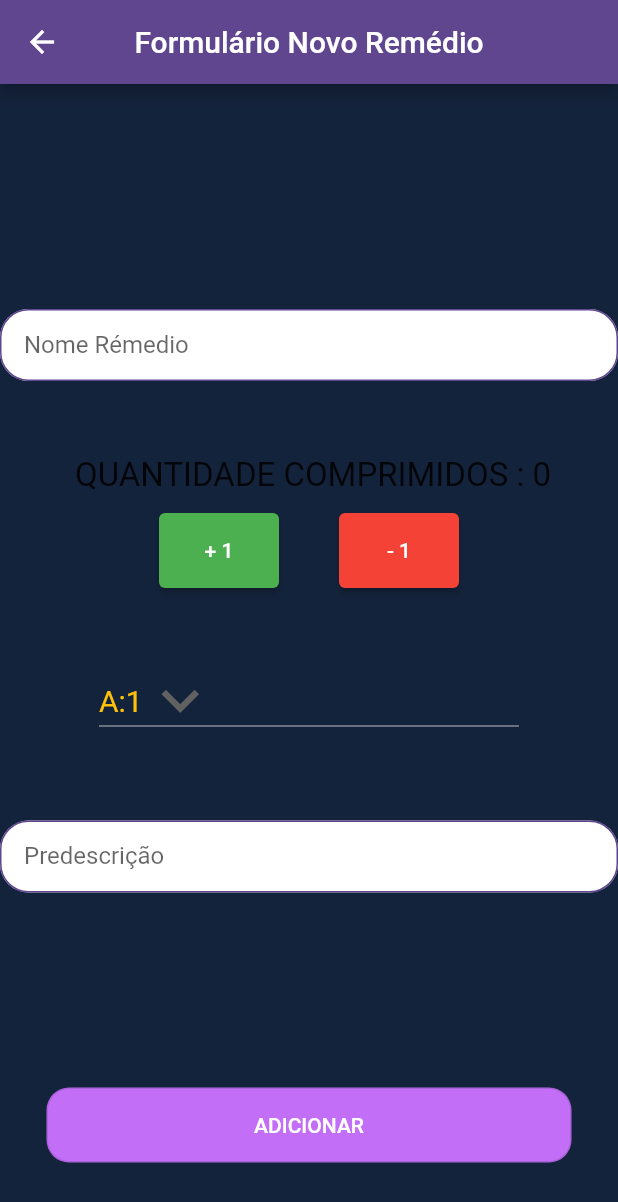
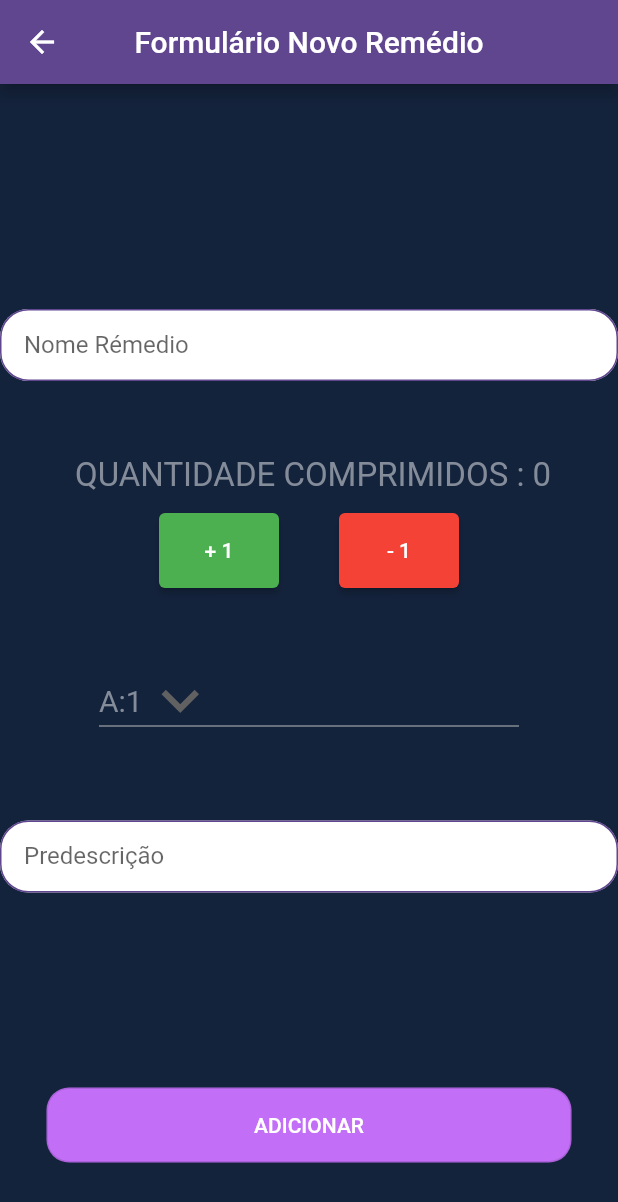
Before and after one commit to correagabriel/App_controleremedios, a Flutter app: the Formsnewpill screen opened by its route, on a phone screen of 412 x 824 dp. Shown: the top 1202 px of the screen. Run offline on Flutter 3.47's test engine with Material 2 defaults, Android fonts, the phone set to English and light mode, and no system bars; our stand-ins replace device_preview.

Commit message:
fifith commit

```diff
--- a/lib/model/medicines.dart
+++ b/lib/model/medicines.dart
@@ -10,9 +10,9 @@ class tdsRemedios {
     for (int i = 1; i <= 1; i++) {
       lista.add(
         tdsRemedios(
-          'Remédio $i',
-          'Lorem Ipsum is simply dummy text of the printing and typesetting industry. Lorem Ipsum has been the industrys standard dummy text ever since the 1500s',
-          '',
+          'Oxalato de Escitalopram',
+          'Antes de toma-lo é necessário comer algo',
+          'Quantidade = 3 ',
         ),
       );
     }
--- a/lib/view/app/index_view.dart
+++ b/lib/view/app/index_view.dart
@@ -15,6 +15,7 @@ class _IndexViewState extends State<IndexView> {
   Widget build(BuildContext context) {
     return  Scaffold(
       backgroundColor: Color(0XFF14233c),
+
       appBar: AppBar(
         title: const Text("Sobre o Aplicativo"),
         centerTitle: true,
@@ -32,6 +33,7 @@ class _IndexViewState extends State<IndexView> {
             textAlign: TextAlign.center,
             style: TextStyle(
               fontSize: 30,
+              color: Color(0XFF848c9a),
             ),
           ),
           SizedBox(
@@ -42,6 +44,7 @@ class _IndexViewState extends State<IndexView> {
             'Tema:',
             style: TextStyle(
               fontSize: 20,
+              color: Color(0XFF848c9a),
             ),
           ),
           Text(
@@ -49,6 +52,7 @@ class _IndexViewState extends State<IndexView> {
             'O aplicativo tem como principal função ajudar pessoas idosas ou até mesmo pessoas que convivem com elas, ajudando-as em seu consumo de medicamentos, possuindo ligação entre o aplicativo e porta-remédios eletrônico.',
           style: TextStyle(
               fontSize: 20,
+              color: Color(0XFF848c9a),
             ),
           ),
           SizedBox(
@@ -59,6 +63,7 @@ class _IndexViewState extends State<IndexView> {
             textAlign: TextAlign.left,
             style: TextStyle(
               fontSize: 20,
+              color: Color(0XFF848c9a),
             ),
           ),
         ],
--- a/lib/view/app/newpill_forms_view.dart
+++ b/lib/view/app/newpill_forms_view.dart
@@ -80,8 +80,10 @@ class _FormsnewpillState extends State<Formsnewpill> {
             ),
 
             Text(" QUANTIDADE COMPRIMIDOS : $_pills",
-              style: TextStyle(fontSize: 22),
-
+              style: TextStyle(
+                fontSize: 22,
+                color: Color(0XFF848c9a),
+                ),
             ),
 
             SizedBox(
@@ -145,7 +147,7 @@ class _FormsnewpillState extends State<Formsnewpill> {
                   iconSize: 50,
                   style: TextStyle(
                     fontSize: 20,
-                    color: Colors.amber
+                    color: Color(0XFF848c9a),
                   ),
                 ),
               ),
--- a/lib/view/apresentation/scren_apresentation.dart
+++ b/lib/view/apresentation/scren_apresentation.dart
@@ -28,8 +28,8 @@ class _TelaapresentacaoState extends State<Telaapresentacao> {
               Navigator.pushNamed(context, 'principal');
             },
              child: Ink.image(
-                width: 300,
-                height: 200,
+                width: 500,
+                height: 500,
                 image: AssetImage("assets/logo_app_semfundo.png"),
              ),
 
--- a/lib/view/user/login_view.dart
+++ b/lib/view/user/login_view.dart
@@ -23,7 +23,7 @@
               mainAxisAlignment: MainAxisAlignment.start,
               children: [
                 Container(
-                  margin: EdgeInsets.fromLTRB(0, 250, 0, 230),
+                  margin: EdgeInsets.fromLTRB(0, 230, 0, 230),
                   child: Column(
                     children: [
                       TextFormField(
```
Also changed, not shown: lib/view/app/medicinesinlist_view.dart (+12 -7 lines).
